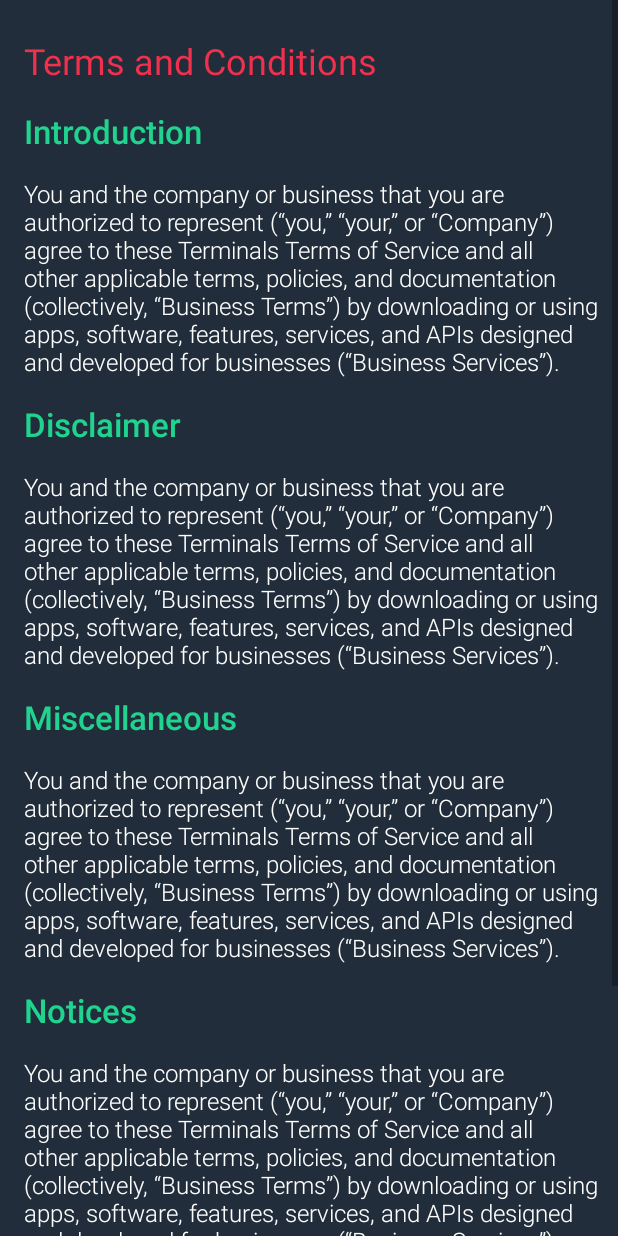
After one commit to prvarshney/terminal, an Android app: the TermsAndConditionActivity screen opened directly, with no data from a screen before it, on a phone screen of 412 x 824 dp. The commit adds this screen. Run offline under Robolectric (Android 15) with nearby library versions, the phone set to English and light mode, and no system bars.

Commit message:
created t&c activity

```diff
--- a/frontend/app/src/main/AndroidManifest.xml
+++ b/frontend/app/src/main/AndroidManifest.xml
@@ -9,6 +9,7 @@
         android:roundIcon="@mipmap/ic_launcher_round"
         android:supportsRtl="true"
         android:theme="@style/AppTheme">
+        <activity android:name=".TermsAndConditionActivity"></activity>
         <activity android:name=".MainActivity">
             <intent-filter>
                 <action android:name="android.intent.action.MAIN" />
--- a/frontend/app/src/main/java/com/thethreemusketeers/terminal/MainActivity.java
+++ b/frontend/app/src/main/java/com/thethreemusketeers/terminal/MainActivity.java
@@ -3,31 +3,37 @@
 import androidx.annotation.NonNull;
 import androidx.appcompat.app.AppCompatActivity;
 
+import android.content.Intent;
 import android.os.Bundle;
 import android.text.SpannableString;
 import android.text.Spanned;
 import android.text.TextPaint;
+import android.text.method.LinkMovementMethod;
 import android.text.style.ClickableSpan;
 import android.view.View;
+import android.widget.Button;
 import android.widget.TextView;
 
 public class MainActivity extends AppCompatActivity {
 
     TextView termsAndConditionLink;
+    Button agreeAndContinueBtn;
 
     @Override
     protected void onCreate(Bundle savedInstanceState) {
         super.onCreate(savedInstanceState);
         setContentView(R.layout.activity_main);
 
+        // getting components from view
         termsAndConditionLink = findViewById(R.id.tc_link);
+        agreeAndContinueBtn = findViewById(R.id.agree_btn);
 
         // creating termsAndConditionLink clickable
         SpannableString termsAndCondition = new SpannableString("Tap \"Agree and Continue\" to accept the Terms of Service and Privacy Policy.\nAlready Signup? Login");
         ClickableSpan termsAndConditionActivityLauncher = new ClickableSpan() {
             @Override
             public void onClick(@NonNull View widget) {
-                // launch new activity
+                startActivity(new Intent(MainActivity.this,TermsAndConditionActivity.class));
             }
 
             @Override
@@ -65,5 +71,14 @@
         termsAndCondition.setSpan(privacyPolicyActivityLauncher,60,74, Spanned.SPAN_EXCLUSIVE_EXCLUSIVE);
         termsAndCondition.setSpan(loginActivityLauncher,92,97,Spanned.SPAN_EXCLUSIVE_EXCLUSIVE);
         termsAndConditionLink.setText(termsAndCondition);
+        termsAndConditionLink.setMovementMethod(LinkMovementMethod.getInstance());
+
+        // setting event listener on agree_btn
+        agreeAndContinueBtn.setOnClickListener(new View.OnClickListener() {
+            @Override
+            public void onClick(View v) {
+                // starting activity
+            }
+        });
     }
 }
--- /dev/null
+++ b/frontend/app/src/main/java/com/thethreemusketeers/terminal/TermsAndConditionActivity.java
@@ -0,0 +1,14 @@
+package com.thethreemusketeers.terminal;
+
+import androidx.appcompat.app.AppCompatActivity;
+
+import android.os.Bundle;
+
+public class TermsAndConditionActivity extends AppCompatActivity {
+
+    @Override
+    protected void onCreate(Bundle savedInstanceState) {
+        super.onCreate(savedInstanceState);
+        setContentView(R.layout.activity_terms_and_condition);
+    }
+}
--- a/frontend/app/src/main/res/layout/activity_main.xml
+++ b/frontend/app/src/main/res/layout/activity_main.xml
@@ -57,6 +57,7 @@
         android:textColorLink="@color/colorMatteGreen"
         android:textAlignment="center"
         android:textColor="@color/colorWhite"
+        android:textColorHighlight="@color/colorPrimaryDark"
         android:textSize="16sp"
         android:layout_marginLeft="34dp"
         android:layout_marginRight="34dp"
--- /dev/null
+++ b/frontend/app/src/main/res/layout/activity_terms_and_condition.xml
@@ -0,0 +1,154 @@
+<?xml version="1.0" encoding="utf-8"?>
+<ScrollView
+    xmlns:android="http://schemas.android.com/apk/res/android"
+    xmlns:app="http://schemas.android.com/apk/res-auto"
+    xmlns:tools="http://schemas.android.com/tools"
+    android:layout_width="match_parent"
+    android:layout_height="match_parent"
+    android:background="@color/colorPrimaryDark"
+    tools:context=".TermsAndConditionActivity" >
+
+    <androidx.constraintlayout.widget.ConstraintLayout
+        android:layout_width="match_parent"
+        android:layout_height="wrap_content" >
+        <TextView
+            android:id="@+id/heading"
+            android:layout_width="match_parent"
+            android:layout_height="match_parent"
+            android:text="Terms and Conditions"
+            android:textColor="@color/colorAccent"
+            android:fontFamily="sans-serif"
+            android:layout_marginTop="24dp"
+            android:layout_marginLeft="16dp"
+            android:textSize="24sp"
+            app:layout_constraintTop_toTopOf="parent"
+            app:layout_constraintStart_toStartOf="parent"
+            app:layout_constraintEnd_toEndOf="parent"  />
+
+        <TextView
+            android:id="@+id/introduction"
+            android:layout_width="match_parent"
+            android:layout_height="wrap_content"
+            android:text="Introduction"
+            android:fontFamily="sans-serif-light"
+            android:textSize="22sp"
+            android:textStyle="bold"
+            android:layout_marginTop="16dp"
+            android:layout_marginLeft="16dp"
+            android:textColor="@color/colorMatteGreen"
+            app:layout_constraintTop_toBottomOf="@+id/heading" />
+
+        <TextView
+            android:id="@+id/introduction_article"
+            android:layout_width="match_parent"
+            android:layout_height="wrap_content"
+            android:layout_marginTop="16dp"
+            android:layout_marginLeft="16dp"
+            android:fontFamily="sans-serif-light"
+            android:textSize="16sp"
+            android:text="@string/terms_condition_introduction"
+            android:textColor="@color/colorWhite"
+            app:layout_constraintTop_toBottomOf="@+id/introduction" />
+
+        <TextView
+            android:id="@+id/disclaimer"
+            android:layout_width="match_parent"
+            android:layout_height="wrap_content"
+            android:text="Disclaimer"
+            android:fontFamily="sans-serif-light"
+            android:textSize="22sp"
+            android:textStyle="bold"
+            android:layout_marginTop="16dp"
+            android:layout_marginLeft="16dp"
+            android:textColor="@color/colorMatteGreen"
+            app:layout_constraintTop_toBottomOf="@+id/introduction_article" />
+
+        <TextView
+            android:id="@+id/disclaimer_article"
+            android:layout_width="match_parent"
+            android:layout_height="wrap_content"
+            android:layout_marginTop="16dp"
+            android:layout_marginLeft="16dp"
+            android:fontFamily="sans-serif-light"
+            android:textSize="16sp"
+            android:text="@string/terms_condition_introduction"
+            android:textColor="@color/colorWhite"
+            app:layout_constraintTop_toBottomOf="@+id/disclaimer" />
+
+        <TextView
+            android:id="@+id/miscellaneous"
+            android:layout_width="match_parent"
+            android:layout_height="wrap_content"
+            android:text="Miscellaneous"
+            android:fontFamily="sans-serif-light"
+            android:textSize="22sp"
+            android:textStyle="bold"
+            android:layout_marginTop="16dp"
+            android:layout_marginLeft="16dp"
+            android:textColor="@color/colorMatteGreen"
+            app:layout_constraintTop_toBottomOf="@+id/disclaimer_article" />
+
+        <TextView
+            android:id="@+id/miscellaneous_article"
+            android:layout_width="match_parent"
+            android:layout_height="wrap_content"
+            android:layout_marginTop="16dp"
+            android:layout_marginLeft="16dp"
+            android:fontFamily="sans-serif-light"
+            android:textSize="16sp"
+            android:text="@string/terms_condition_introduction"
+            android:textColor="@color/colorWhite"
+            app:layout_constraintTop_toBottomOf="@+id/miscellaneous" />
+
+        <TextView
+            android:id="@+id/notice"
+            android:layout_width="match_parent"
+            android:layout_height="wrap_content"
+            android:text="Notices"
+            android:fontFamily="sans-serif-light"
+            android:textSize="22sp"
+            android:textStyle="bold"
+            android:layout_marginTop="16dp"
+            android:layout_marginLeft="16dp"
+            android:textColor="@color/colorMatteGreen"
+            app:layout_constraintTop_toBottomOf="@+id/miscellaneous_article" />
+
+        <TextView
+            android:id="@+id/notice_article"
+            android:layout_width="match_parent"
+            android:layout_height="wrap_content"
+            android:layout_marginTop="16dp"
+            android:layout_marginLeft="16dp"
+            android:fontFamily="sans-serif-light"
+            android:textSize="16sp"
+            android:text="@string/terms_condition_introduction"
+            android:textColor="@color/colorWhite"
+            app:layout_constraintTop_toBottomOf="@+id/notice" />
+
+        <TextView
+            android:id="@+id/governing_law_and_venue"
+            android:layout_width="match_parent"
+            android:layout_height="wrap_content"
+            android:text="Governing Law and Venue"
+            android:fontFamily="sans-serif-light"
+            android:textSize="22sp"
+            android:textStyle="bold"
+            android:layout_marginTop="16dp"
+            android:layout_marginLeft="16dp"
+            android:textColor="@color/colorMatteGreen"
+            app:layout_constraintTop_toBottomOf="@+id/notice_article" />
+
+        <TextView
+            android:id="@+id/governing_law_and_venue_article"
+            android:layout_width="match_parent"
+            android:layout_height="wrap_content"
+            android:layout_marginTop="16dp"
+            android:layout_marginLeft="16dp"
+            android:fontFamily="sans-serif-light"
+            android:textSize="16sp"
+            android:text="@string/terms_condition_introduction"
+            android:textColor="@color/colorWhite"
+            app:layout_constraintTop_toBottomOf="@+id/governing_law_and_venue" />
+
+    </androidx.constraintlayout.widget.ConstraintLayout>
+</ScrollView>
--- a/frontend/app/src/main/res/values/strings.xml
+++ b/frontend/app/src/main/res/values/strings.xml
@@ -1,3 +1,4 @@
 <resources>
     <string name="app_name">Terminal</string>
+    <string name="terms_condition_introduction">You and the company or business that you are authorized to represent (“you,” “your,” or “Company”) agree to these Terminals Terms of Service and all other applicable terms, policies, and documentation (collectively, “Business Terms”) by downloading or using apps, software, features, services, and APIs designed and developed for businesses (“Business Services”)."</string>
 </resources>
```
